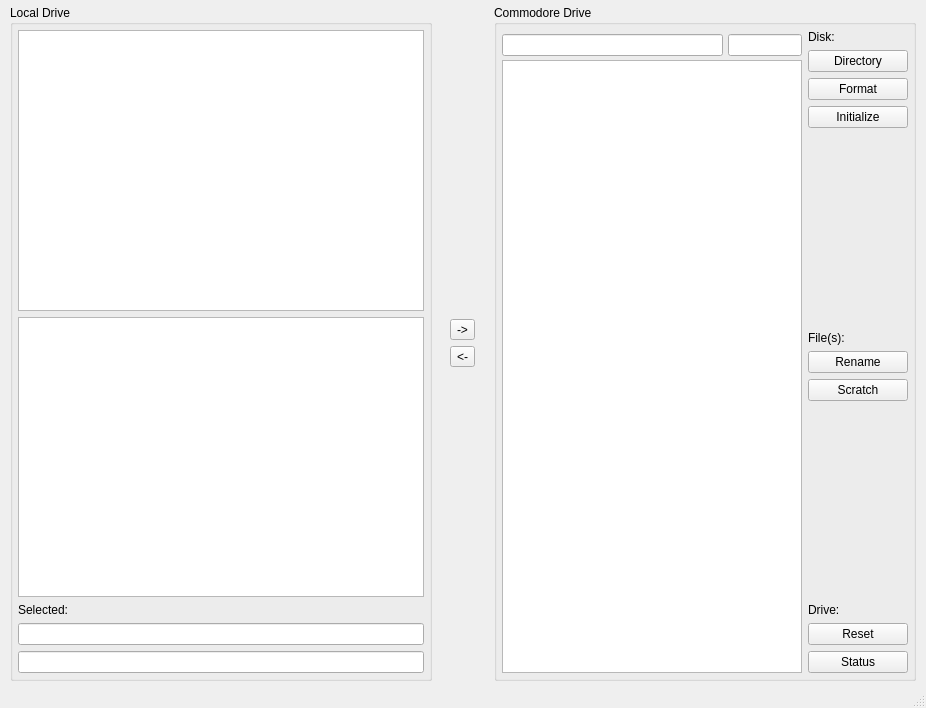
Before: the Qt Designer form filewindow.ui in mveinot/QtCBM, drawn with Qt 5.
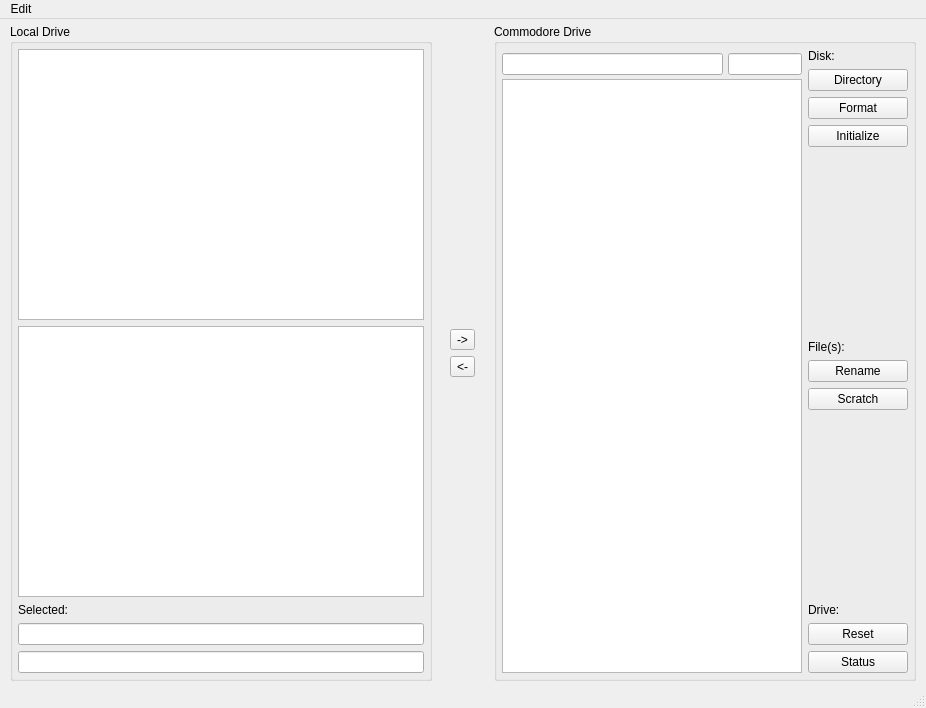
After: the same form once the commit is applied. Icons and pictures are not drawn.

Commit message: Add a settings dialog and use QSettings to store utility locations

What changed in the file:
```diff
--- a/filewindow.ui
+++ b/filewindow.ui
@@ -540,9 +540,16 @@
      <x>0</x>
      <y>0</y>
      <width>926</width>
-     <height>21</height>
+     <height>22</height>
     </rect>
    </property>
+   <widget class="QMenu" name="menuEdit">
+    <property name="title">
+     <string>Edit</string>
+    </property>
+    <addaction name="actionPreferences"/>
+   </widget>
+   <addaction name="menuEdit"/>
   </widget>
   <widget class="QStatusBar" name="statusBar"/>
  </widget>
```
Left out of the diff: 5 changed lines with no effect on the pictures. The commit also changes 6 other files.
